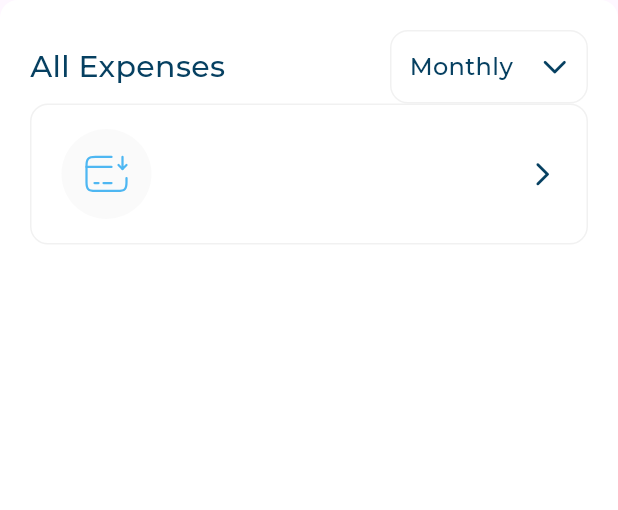
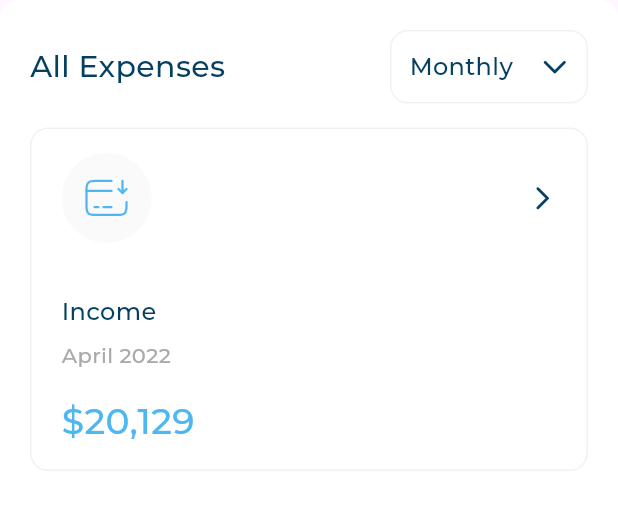
Before and after one commit to YasmeenGad/dashboard, a Flutter app: the AllExpenses widget shown alone on an empty page, opened directly, on a phone screen of 412 x 824 dp. Shown: the top 510 px of the screen. Run offline on Flutter 3.47's test engine with Material 3 defaults, Android fonts, the phone set to English and light mode, and no system bars; our stand-ins replace flutter_svg; project files that could hold a hidden picture were left out.

Commit message:
all expenses item part 3

```diff
--- a/lib/widgets/all_expenses.dart
+++ b/lib/widgets/all_expenses.dart
@@ -18,7 +18,15 @@ class AllExpenses extends StatelessWidget {
       child: Column(
         children: [
           AllExpensesHeader(),
-          AllExpensesItem(itemModel: AllExpensesItemModel(image: Assets.imagesIncome, title: 'Income', date: 'April 2022',price: r'$20,129' ))
+          const SizedBox(
+            height: 16,
+          ),
+          AllExpensesItem(
+              itemModel: AllExpensesItemModel(
+                  image: Assets.imagesIncome,
+                  title: 'Income',
+                  date: 'April 2022',
+                  price: r'$20,129'))
         ],
       ),
     );
--- a/lib/widgets/all_expenses_item.dart
+++ b/lib/widgets/all_expenses_item.dart
@@ -1,4 +1,5 @@
 import 'package:dashboard/models/all_expenses_item_model.dart';
+import 'package:dashboard/utils/app_styles.dart';
 import 'package:dashboard/widgets/all_expenses_item_header.dart';
 import 'package:flutter/material.dart';
 
@@ -15,10 +16,32 @@ class AllExpensesItem extends StatelessWidget {
           borderRadius: BorderRadius.circular(12),
           border: Border.all(width: 1, color: Color(0xFFF1F1F1))),
       child: Column(
+        crossAxisAlignment: CrossAxisAlignment.start,
         children: [
-           AllExpensesItemHeader(
+          AllExpensesItemHeader(
             image: itemModel.image,
-           ),
+          ),
+          const SizedBox(
+            height: 34,
+          ),
+          Text(
+            "${itemModel.title}",
+            style: AppStyles.styleMedium16,
+          ),
+             const SizedBox(
+            height: 8,
+          ),
+          Text(
+            "${itemModel.date}",
+            style: AppStyles.styleRegular14,
+          ),
+             const SizedBox(
+            height: 16,
+          ),
+          Text(
+            "${itemModel.price}",
+            style: AppStyles.styleSemiBold24,
+          ),
         ],
       ),
     );
```
